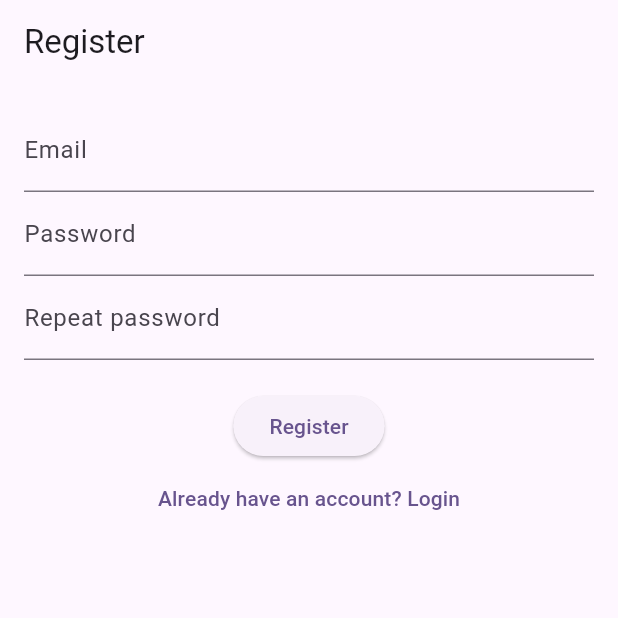
After one commit to AnyaGimpel/To-do-App, a Flutter app: the screen it shows after launch, after a tap on "Don’t have an account? Register", on a phone screen of 412 x 824 dp, the top half of it. The commit adds this screen. Run offline on Flutter 3.47's test engine with Material 3 defaults, Android fonts, the phone set to English and light mode, and no system bars; our stand-ins replace bloc, firebase_auth, firebase_core, flutter_bloc, get_it; accounts and stored records are empty.

Commit message:
Added authentication and input validation

```diff
--- /dev/null
+++ b/lib/app.dart
@@ -0,0 +1,17 @@
+import 'package:flutter/material.dart';
+import 'package:todo_app/ui/screens/login_page.dart';
+
+class MyApp extends StatelessWidget {
+  const MyApp({super.key});
+
+  @override
+  Widget build(BuildContext context) {
+    return MaterialApp(
+      title: 'To-do App',
+      theme: ThemeData(
+        colorScheme: ColorScheme.fromSeed(seedColor: Colors.deepPurple),
+      ),
+      home: LoginPage(),
+    );
+  }
+}
--- /dev/null
+++ b/lib/cubit/auth_cubit.dart
@@ -0,0 +1,73 @@
+import 'package:bloc/bloc.dart';
+import 'package:firebase_auth/firebase_auth.dart';
+import 'package:get_it/get_it.dart';
+import 'package:meta/meta.dart';
+import '../services/auth_service.dart';
+
+class AuthCubit extends Cubit<AuthState> {
+  final AuthService _authService = GetIt.instance<AuthService>();
+
+  AuthCubit() : super(AuthInitial());
+
+  Future<void> register(String email, String password) async {
+    emit(AuthLoading());  // Показываем индикатор загрузки
+    try {
+      final user = await _authService.register(email, password);
+      if (user != null) {
+        emit(AuthAuthenticated(user));  // Регистрация прошла успешно
+      } else {
+        emit(AuthError('Registration failed: User is null'));  // Если не удалось создать пользователя
+      }
+    } catch (e) {
+      emit(AuthError('$e'));  // Если произошла ошибка
+    }
+  }
+
+  Future<void> login(String email, String password) async {
+    emit(AuthLoading());  // Показываем индикатор загрузки
+    try {
+      final user = await _authService.login(email, password);
+      if (user != null) {
+        emit(AuthAuthenticated(user));  // Успешный вход
+      } else {
+        emit(AuthError('Login failed: User is null'));  // Если не найден пользователь
+      }
+    } catch (e) {
+      emit(AuthError('$e'));  // Если произошла ошибка
+    }
+  }
+
+  Future<void> logout() async {
+    await _authService.logout();
+    emit(AuthUnauthenticated());
+  }
+
+  void monitorAuthState() {
+    _authService.authStateChanges.listen((user) {
+      if (user != null) {
+        emit(AuthAuthenticated(user));  // Если пользователь аутентифицирован
+      } else {
+        emit(AuthUnauthenticated());  // Если пользователь не аутентифицирован
+      }
+    });
+  }
+}
+
+@immutable
+abstract class AuthState {}
+
+class AuthInitial extends AuthState {}
+
+class AuthLoading extends AuthState {}
+
+class AuthAuthenticated extends AuthState {
+  final User user;
+  AuthAuthenticated(this.user);  // Состояние аутентифицированного пользователя
+}
+
+class AuthUnauthenticated extends AuthState {}
+
+class AuthError extends AuthState {
+  final String message;
+  AuthError(this.message);  // Состояние ошибки с сообщением
+}
--- /dev/null
+++ b/lib/services/auth_service.dart
@@ -0,0 +1,58 @@
+import 'package:firebase_auth/firebase_auth.dart';
+
+class AuthService {
+  final FirebaseAuth _firebaseAuth = FirebaseAuth.instance;
+
+  Future<User?> register(String email, String password) async {
+    try {
+      UserCredential userCredential = await _firebaseAuth.createUserWithEmailAndPassword(
+        email: email,
+        password: password,
+      );
+      return userCredential.user;
+    } on FirebaseAuthException catch (e) {
+      switch (e.code) {
+        case 'email-already-in-use':
+          throw 'This email has already been registered';
+        case 'invalid-email':
+          throw 'Incorrect email format';
+        case 'operation-not-allowed':
+          throw 'Registration is disabled, please try again later';
+        case 'network-request-failed':
+          throw 'No internet connection. Please check your network and try again.';
+        default:
+          throw 'Error during registration: ${e.message}';
+      }
+    }
+  }
+
+  Future<User?> login(String email, String password) async {
+    try {
+      UserCredential userCredential =
+          await _firebaseAuth.signInWithEmailAndPassword(
+        email: email,
+        password: password,
+      );
+      return userCredential.user;
+    } on FirebaseAuthException catch (e) {
+      switch (e.code) {
+        case 'user-not-found':
+          throw 'This user is not registered';
+        case 'invalid-email':
+          throw 'Incorrect email format';
+        case 'invalid-credential':
+          throw 'Incorrect email or password';
+        case 'network-request-failed':
+          throw 'No internet connection. Please check your network and try again.';
+        default:
+          throw 'Error during login: ${e.message}';
+      }
+    }
+  }
+
+  Future<void> logout() async {
+    await _firebaseAuth.signOut();
+  }
+
+  Stream<User?> get authStateChanges => _firebaseAuth.authStateChanges();
+}
--- /dev/null
+++ b/lib/ui/screens/login_page.dart
@@ -0,0 +1,78 @@
+import 'package:flutter/material.dart';
+import 'package:flutter_bloc/flutter_bloc.dart';
+import 'package:todo_app/cubit/auth_cubit.dart';
+import 'package:todo_app/ui/screens/home_page.dart';
+import 'package:todo_app/ui/screens/register_page.dart';
+
+class LoginPage extends StatelessWidget {
+  final TextEditingController emailController = TextEditingController();
+  final TextEditingController passwordController = TextEditingController();
+
+  LoginPage({super.key});
+
+  @override
+  Widget build(BuildContext context) {
+    return Scaffold(
+      appBar: AppBar(title: Text('Login')),
+      body: BlocConsumer<AuthCubit, AuthState>(
+        listener: (context, state) {
+          if (state is AuthError) {
+            ScaffoldMessenger.of(context).showSnackBar(
+              SnackBar(content: Text(state.message)),
+            );
+          } else if (state is AuthAuthenticated) {
+            Navigator.pushReplacement(
+              context,
+              MaterialPageRoute(builder: (context) => HomePage()),
+            );
+          }
+        },
+        builder: (context, state) {
+          if (state is AuthLoading) {
+            return Center(child: CircularProgressIndicator());
+          }
+          return Padding(
+            padding: const EdgeInsets.all(16.0),
+            child: Column(
+              children: [
+                TextField(
+                  controller: emailController,
+                  decoration: InputDecoration(labelText: 'Email'),
+                ),
+                TextField(
+                  controller: passwordController,
+                  decoration: InputDecoration(labelText: 'Password'),
+                  obscureText: true,
+                ),
+                SizedBox(height: 20),
+                ElevatedButton(
+                  onPressed: () {
+                    final email = emailController.text.trim();
+                    final password = passwordController.text.trim();
+
+                    if (email.isEmpty || password.isEmpty) {
+                      ScaffoldMessenger.of(context) .showSnackBar(SnackBar(content: Text('All fields must be completed')));
+                    } else {
+                      context.read<AuthCubit>().login(email, password);
+                    }
+
+                  },
+                  child: Text('Login'),
+                ),
+                TextButton(
+                  onPressed: () => {
+                    Navigator.pushReplacement(
+                      context,
+                      MaterialPageRoute(builder: (context) => RegisterPage()),
+                    )
+                  },
+                  child: Text('Don’t have an account? Register'),
+                ),
+              ],
+            ),
+          );
+        },
+      ),
+    );
+  }
+}
--- /dev/null
+++ b/lib/ui/screens/register_page.dart
@@ -0,0 +1,113 @@
+import 'package:flutter/material.dart';
+import 'package:flutter_bloc/flutter_bloc.dart';
+import 'package:todo_app/cubit/auth_cubit.dart';
+import 'package:todo_app/ui/screens/home_page.dart';
+import 'package:todo_app/ui/screens/login_page.dart';
+
+class RegisterPage extends StatelessWidget {
+  final TextEditingController emailController = TextEditingController();
+  final TextEditingController passwordController = TextEditingController();
+  final TextEditingController passwordRepeatController = TextEditingController();
+
+  RegisterPage({super.key});
+
+  @override
+  Widget build(BuildContext context) {
+    return Scaffold(
+      appBar: AppBar(title: Text('Register')),
+      body: BlocConsumer<AuthCubit, AuthState>(
+        listener: (context, state) {
+          if (state is AuthError) {
+            // Показываем SnackBar с сообщением об ошибке
+            ScaffoldMessenger.of(context).showSnackBar(
+              SnackBar(content: Text(state.message)),
+            );
+          } else if (state is AuthAuthenticated) {
+            // Если пользователь успешно зарегистрирован, переходим на домашнюю страницу
+            Navigator.pushReplacement(
+              context,
+              MaterialPageRoute(builder: (context) => HomePage()),
+            );
+          }
+        },
+        builder: (context, state) {
+          if (state is AuthLoading) {
+            // Показываем индикатор загрузки, если идет процесс регистрации
+            return Center(child: CircularProgressIndicator());
+          }
+          return Padding(
+            padding: const EdgeInsets.all(16.0),
+            child: Column(
+              children: [
+                TextField(
+                  controller: emailController,
+                  decoration: InputDecoration(labelText: 'Email'),
+                ),
+                TextField(
+                  controller: passwordController,
+                  decoration: InputDecoration(labelText: 'Password'),
+                  obscureText: true,
+                ),
+                TextField(
+                  controller: passwordRepeatController,
+                  decoration: InputDecoration(labelText: 'Repeat password'),
+                  obscureText: true,
+                ),
+                SizedBox(height: 20),
+                ElevatedButton(
+                  onPressed: () {
+                    final email = emailController.text.trim();
+                    final password = passwordController.text.trim();
+                    final repeatPassword = passwordRepeatController.text.trim();
+
+                    // Проверка полей
+                    final error = _validateFields(email, password, repeatPassword);
+                    if (error != null) {
+                      if (context.mounted) {
+                        _showSnackbar(context, error);
+                      }
+                      return;
+                    }
+
+                    // Вызываем метод регистрации из AuthCubit
+                    context.read<AuthCubit>().register(email, password);
+                  },
+                  child: Text('Register'),
+                ),
+                TextButton(
+                  onPressed: () => {
+                    Navigator.pushReplacement(
+                      context,
+                      MaterialPageRoute(builder: (context) => LoginPage()),
+                    )
+                  },
+                  child: Text('Already have an account? Login'),
+                ),
+              ],
+            ),
+          );
+        },
+      ),
+    );
+  }
+
+  String? _validateFields(
+      String email, String password, String repeatPassword) {
+    if (email.isEmpty || password.isEmpty || repeatPassword.isEmpty) {
+      return 'All fields must be completed';
+    }
+    if (password.length < 6) {
+      return 'The password must be at least 6 characters';
+    }
+    if (password != repeatPassword) {
+      return 'Passwords do not match';
+    }
+    return null; // Нет ошибок
+  }
+
+  /// Показ сообщения пользователю
+  void _showSnackbar(BuildContext context, String message) {
+    ScaffoldMessenger.of(context)
+        .showSnackBar(SnackBar(content: Text(message)));
+  }
+}
```
Also changed, not shown: lib/main.dart (+24 -71 lines), lib/ui/screens/home_page.dart (added, +20 -0 lines), pubspec.yaml (+6 -2 lines), pubspec.lock, 5 other files.
